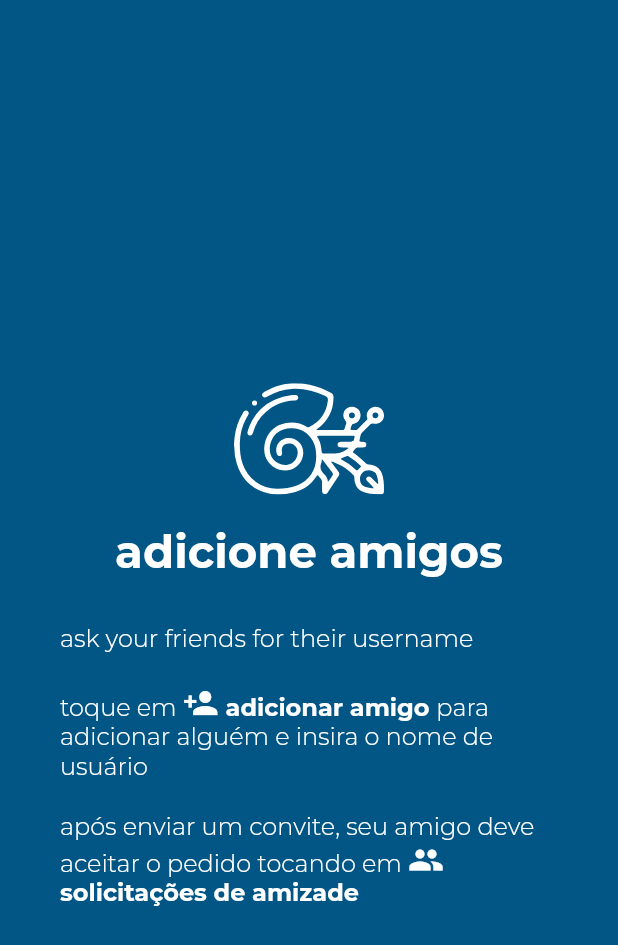
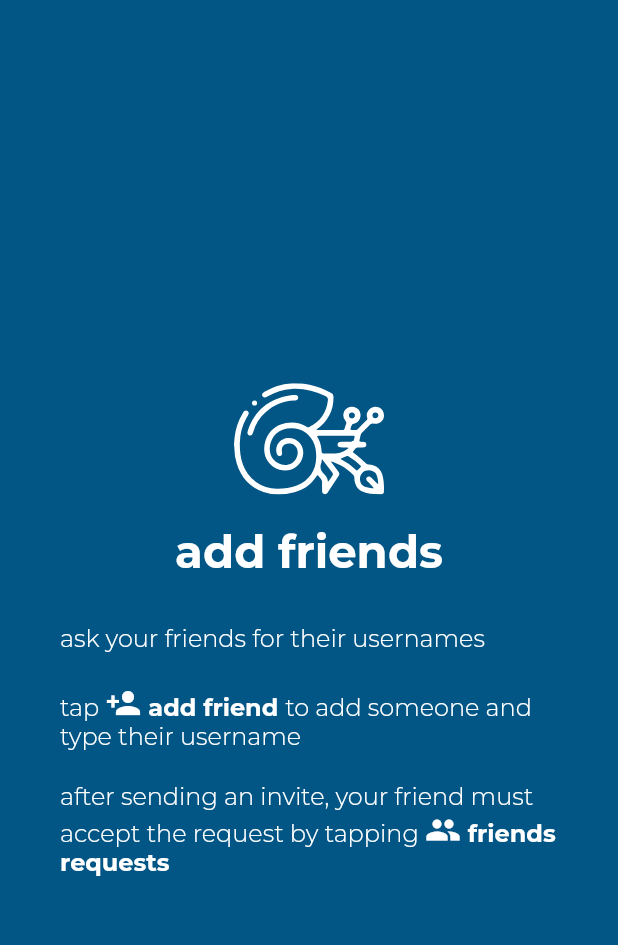
Before and after one commit to edionay/aguinha, a Flutter app: the AddFriendsPage widget shown alone on an empty page, opened directly, on a phone screen of 412 x 824 dp. Shown: the top 945 px of the screen. Run offline on Flutter 3.47's test engine with Material 2 defaults, Android fonts, the phone set to English and light mode, and no system bars; our stand-ins replace cloud_firestore, cloud_functions, firebase_auth, firebase_core, firebase_messaging, flutter_local_notifications and 8 more; missing offline and left inert: in_app_purchase_android; accounts and stored records are empty; generated files the repository leaves out were written again; project files that could hold a hidden picture were left out.

Commit message:
Translate Tutorial Screen

```diff
--- a/lib/components/tutorial/sections/add_friends_page.dart
+++ b/lib/components/tutorial/sections/add_friends_page.dart
@@ -35,7 +35,7 @@ class AddFriendsPage extends StatelessWidget {
                   padding: const EdgeInsets.all(kDefaultPadding * 2),
                   child: Center(
                     child: Text(
-                      'adicione amigos',
+                      AppLocalizations.of(context)!.addFriends,
                       textAlign: TextAlign.center,
                       style: TextStyle(
                           fontSize: 30,
@@ -67,7 +67,7 @@ class AddFriendsPage extends StatelessWidget {
                     text: TextSpan(
                       children: [
                         TextSpan(
-                          text: "toque em ",
+                          text: AppLocalizations.of(context)!.tap,
                           style: GoogleFonts.montserrat(
                               fontSize: 16,
                               color: Colors.white,
@@ -80,14 +80,14 @@ class AddFriendsPage extends StatelessWidget {
                           ),
                         ),
                         TextSpan(
-                            text: ' adicionar amigo ',
+                            text:
+                                ' ${AppLocalizations.of(context)!.addFriend} ',
                             style: GoogleFonts.montserrat(
                                 fontSize: 16,
                                 color: Colors.white,
                                 fontWeight: FontWeight.bold)),
                         TextSpan(
-                          text:
-                              "para adicionar alguém e insira o nome de usuário",
+                          text: AppLocalizations.of(context)!.typeTheirUsername,
                           style: GoogleFonts.montserrat(
                               fontSize: 16,
                               color: Colors.white,
@@ -103,8 +103,7 @@ class AddFriendsPage extends StatelessWidget {
                       vertical: kDefaultPadding),
                   child: RichText(
                     text: TextSpan(
-                        text:
-                            'após enviar um convite, seu amigo deve aceitar o pedido tocando em ',
+                        text: AppLocalizations.of(context)!.afterInviteSent,
                         style: GoogleFonts.montserrat(
                             fontSize: 16,
                             color: Colors.white,
@@ -117,7 +116,8 @@ class AddFriendsPage extends StatelessWidget {
                             ),
                           ),
                           TextSpan(
-                              text: 'solicitações de amizade',
+                              text:
+                                  ' ${AppLocalizations.of(context)!.friendsRequests}',
                               style: GoogleFonts.montserrat(
                                   fontSize: 16,
                                   color: Colors.white,
--- a/lib/components/tutorial/sections/username_page.dart
+++ b/lib/components/tutorial/sections/username_page.dart
@@ -1,5 +1,5 @@
 import 'package:aguinha/constants.dart';
-import 'package:flutter/material.dart';
+import 'package:aguinha/shared/common.dart';
 import 'package:flutter_svg/svg.dart';
 import 'package:google_fonts/google_fonts.dart';
 
@@ -35,7 +35,7 @@ class UsernamePage extends StatelessWidget {
                 Padding(
                   padding: const EdgeInsets.all(kDefaultPadding * 2),
                   child: Text(
-                    'nome de usuário',
+                    AppLocalizations.of(context)!.username,
                     textAlign: TextAlign.center,
                     style: TextStyle(
                         fontSize: 30,
@@ -49,12 +49,12 @@ class UsernamePage extends StatelessWidget {
                       vertical: kDefaultPadding),
                   child: RichText(
                     text: TextSpan(
-                      text: 'seu nome de usuário ficou definido como ',
+                      text: '${AppLocalizations.of(context)!.usernameSet} ',
                       style: GoogleFonts.montserrat(
                           fontSize: 16, fontWeight: FontWeight.w300),
                       children: [
                         TextSpan(
-                            text: ' $username ',
+                            text: username,
                             style: TextStyle(
                                 backgroundColor: Colors.white,
                                 color: kPrimaryColor,
@@ -70,8 +70,8 @@ class UsernamePage extends StatelessWidget {
                       vertical: kDefaultPadding),
                   child: RichText(
                     text: TextSpan(
-                      text:
-                          'compartilhe este nome completo (com # e número) com seus amigos para que eles possam adicionar você',
+                      text: AppLocalizations.of(context)!
+                          .shareYourCompleteUsername,
                       style: GoogleFonts.montserrat(
                           fontSize: 16,
                           color: Colors.white,
--- a/lib/l10n/app_en.arb
+++ b/lib/l10n/app_en.arb
@@ -58,7 +58,20 @@
   "notifying": "notifying",
   "howToUse": "how to use?",
   "premium": "premium",
-  "askYourFriendsForTheirUsername" : "ask your friends for their username",
+  "askYourFriendsForTheirUsername" : "ask your friends for their usernames",
   "test": "rest",
-  "tap": "tap "
+  "tap": "tap ",
+  "done": "done",
+  "username": "username",
+  "usernameSet": "your username is now set as ",
+  "shareYourCompleteUsername": "share your complete username (with # and number) with your friends, so they can add you as a friend",
+  "addFriends": "add friends",
+  "typeTheirUsername": "to add someone and type their username",
+  "afterInviteSent": "after sending an invite, your friend must accept the request by tapping ",
+  "tellYourFriendsYoureDrinking": "notify your friends that you're drinking water!",
+  "toNotifyYourFriends": " to notify your friends",
+  "afterThat": " after that, they all will receive a notification that you drank water",
+  "menu": "menu",
+  "optionsLocation": "the mentioned above options can be found in the",
+  "section": "section"
 }
--- a/pubspec.yaml
+++ b/pubspec.yaml
@@ -15,7 +15,7 @@ publish_to: 'none' # Remove this line if you wish to publish to pub.dev
 # In iOS, build-name is used as CFBundleShortVersionString while build-number used as CFBundleVersion.
 # Read more about iOS versioning at
 # https://developer.apple.com/library/archive/documentation/General/Reference/InfoPlistKeyReference/Articles/CoreFoundationKeys.html
-version: 0.5.1+15
+version: 0.5.2+16
 
 environment:
   sdk: ">=2.12.0 <3.0.0"
```
Also changed, not shown: lib/components/tutorial/sections/notify_friends_page.dart (+15 -10 lines), lib/components/tutorial/tutorial_screen.dart (+6 -3 lines), lib/l10n/app_pt.arb (+14 -1 lines).
